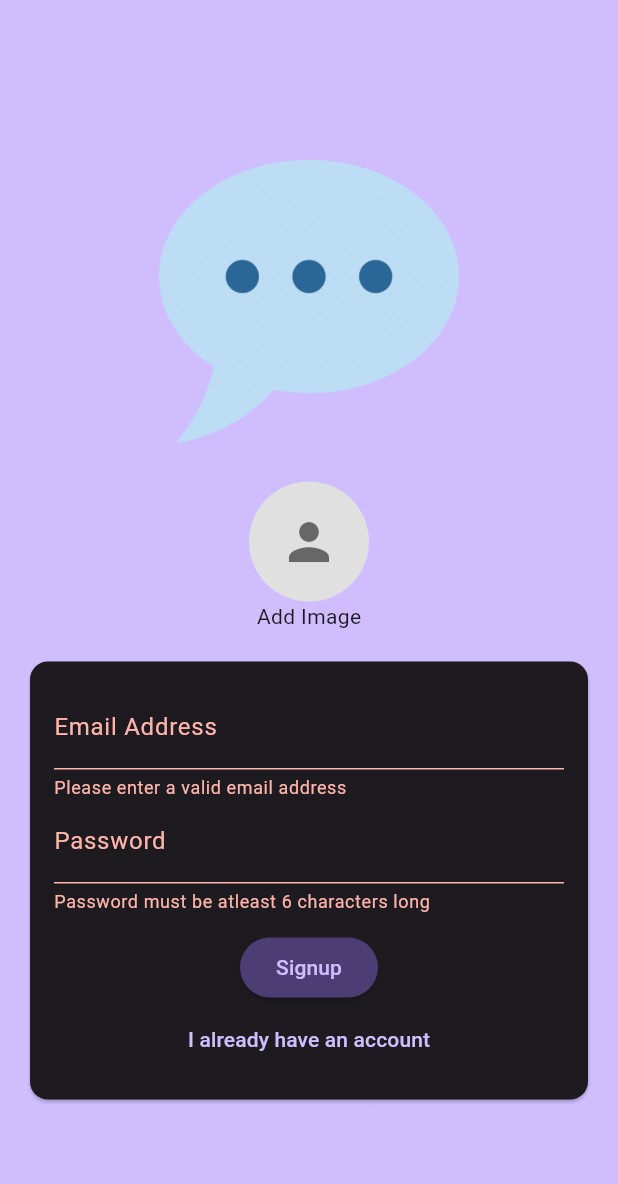
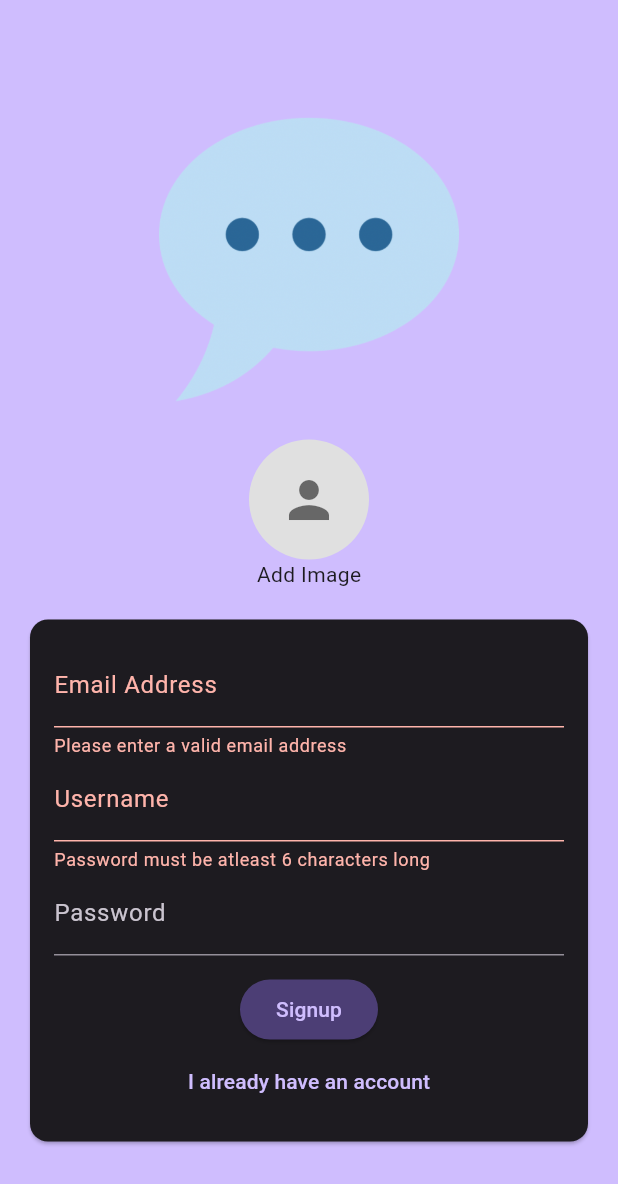
Before and after one commit to ashutosh1234ojha/AdvanceBasicFlutter, a Flutter app: the screen it shows after launch, after a tap on "Login", after a tap on "Create an account", on a phone screen of 412 x 824 dp. Shown: the top 1184 px of the screen. Run offline on Flutter 3.47's test engine with Material 3 defaults, Android fonts, the phone set to English and light mode, and no system bars; our stand-ins replace cloud_firestore, firebase_auth, firebase_core, flutter_riverpod, google_fonts, image_picker; accounts and stored records are empty.

Commit message:
username field added

```diff
--- a/lib/screens/auth.dart
+++ b/lib/screens/auth.dart
@@ -1,7 +1,9 @@
 import 'dart:io';
 
+import 'package:cloud_firestore/cloud_firestore.dart';
 import 'package:expense_trakcer/widgets/image.dart';
 import 'package:firebase_auth/firebase_auth.dart';
+import 'package:firebase_core/firebase_core.dart';
 import 'package:flutter/material.dart';
 
 final _firebase = FirebaseAuth.instance;
@@ -19,6 +21,8 @@ class _AuthScreenState extends State<AuthScreen> {
   var _isLogin = true;
   var _enteredEmail = '';
   var _enteredPassword = '';
+  var _enteredUsername = '';
+
   final _form = GlobalKey<FormState>();
 
   void _saveImage(File? image) {}
@@ -32,15 +36,23 @@ class _AuthScreenState extends State<AuthScreen> {
 
     try {
       if (_isLogin) {
-        final UserCredentials = await _firebase.signInWithEmailAndPassword(
+        final userCredentials = await _firebase.signInWithEmailAndPassword(
           email: _enteredEmail,
           password: _enteredPassword,
         );
       } else {
-        final UserCredentials = await _firebase.createUserWithEmailAndPassword(
+        final userCredentials = await _firebase.createUserWithEmailAndPassword(
           email: _enteredEmail,
           password: _enteredPassword,
         );
+        await FirebaseFirestore.instance
+            .collection('users')
+            .doc(userCredentials.user!.uid)
+            .set({
+              'userName': _enteredUsername,
+              'email': _enteredEmail,
+              'imaage_url': 'imageUrl',
+            });
       }
     } on FirebaseAuthException catch (error) {
       if (error.code == 'email-already-in-use') {}
@@ -104,6 +116,25 @@ class _AuthScreenState extends State<AuthScreen> {
                               _enteredEmail = value!;
                             },
                           ),
+                          if (!_isLogin)
+                            TextFormField(
+                              style: TextStyle(color: Colors.white),
+                              enableSuggestions: false,
+
+                              decoration: const InputDecoration(
+                                labelText: 'Username',
+                              ),
+                              obscureText: true,
+                              validator: (value) {
+                                if (value == null || value.trim().length < 4) {
+                                  return 'Username must be atleast 6 characters long';
+                                }
+                                return null;
+                              },
+                              onSaved: (value) {
+                                _enteredUsername = value!;
+                              },
+                            ),
                           TextFormField(
                             style: TextStyle(color: Colors.white),
 
```
